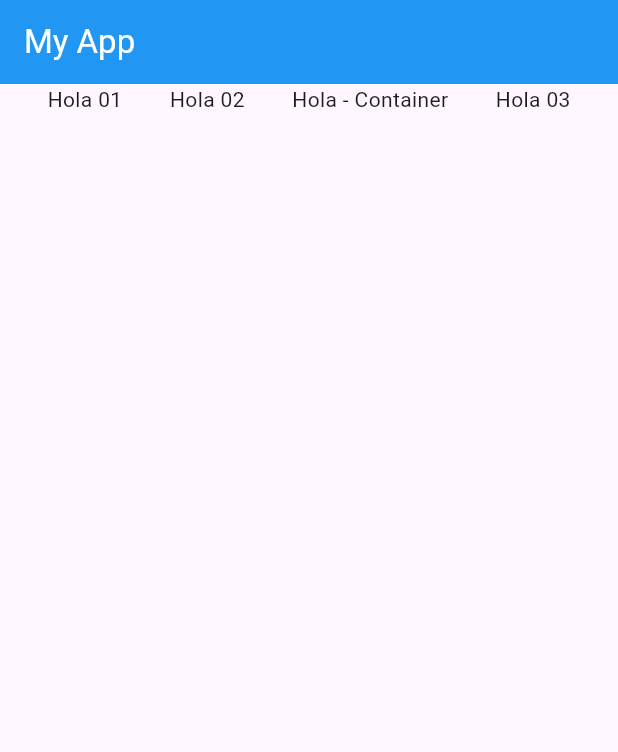
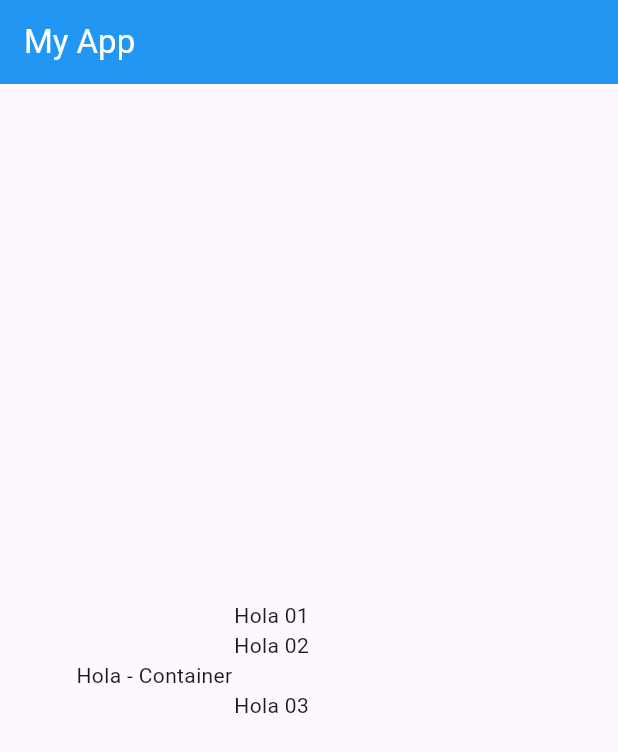
Before and after one commit to afperdomo2/introduccion-flutter, a Flutter app: the screen it shows after launch, on a phone screen of 412 x 824 dp. Shown: the top 752 px of the screen. Run offline on Flutter 3.47's test engine with Material 3 defaults, Android fonts, the phone set to English and light mode, and no system bars.

Commit message:
Trabajando con orientaciones en el eje X en Column

```diff
--- a/lib/main.dart
+++ b/lib/main.dart
@@ -37,13 +37,15 @@
           backgroundColor: Colors.blue,
           foregroundColor: Colors.white,
         ),
-        body: Row(
-          mainAxisAlignment: MainAxisAlignment.spaceEvenly,
+        body: Column(
+          mainAxisAlignment: MainAxisAlignment.center,
+          crossAxisAlignment: CrossAxisAlignment.end,
           mainAxisSize: MainAxisSize.max,
           children: [
             const Text("Hola 01"),
             const Text("Hola 02"),
             Container(
+              width: MediaQuery.of(context).size.width * 0.5,
               child:
                   const Text("Hola - Container", textAlign: TextAlign.center),
             ),
```
